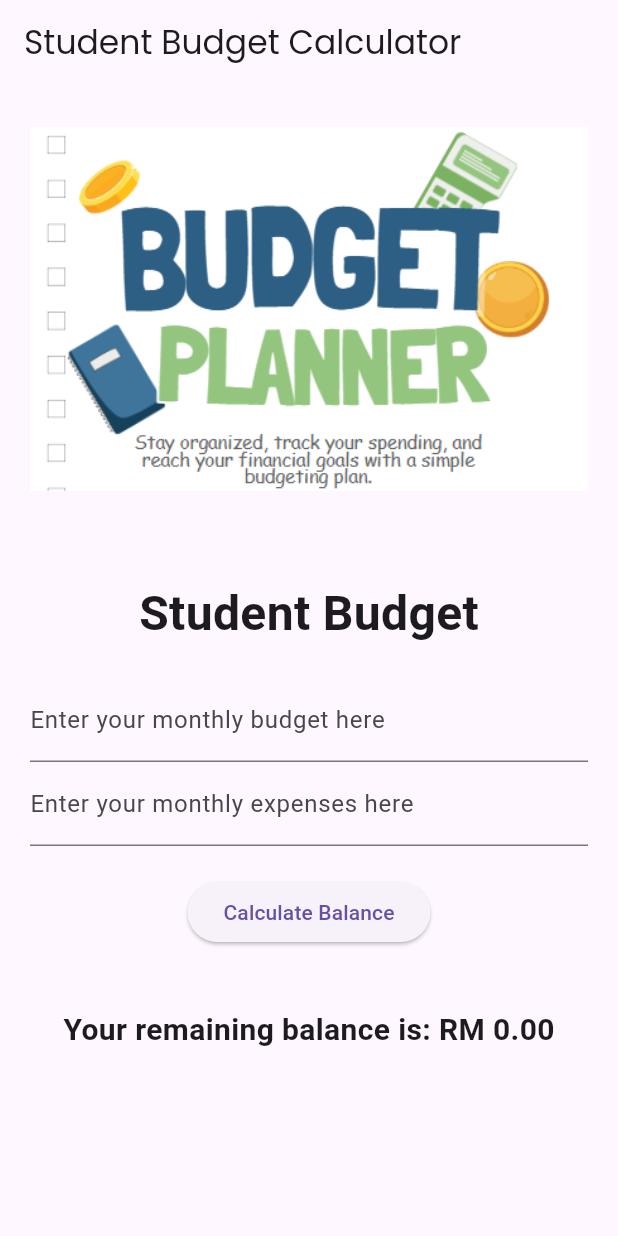
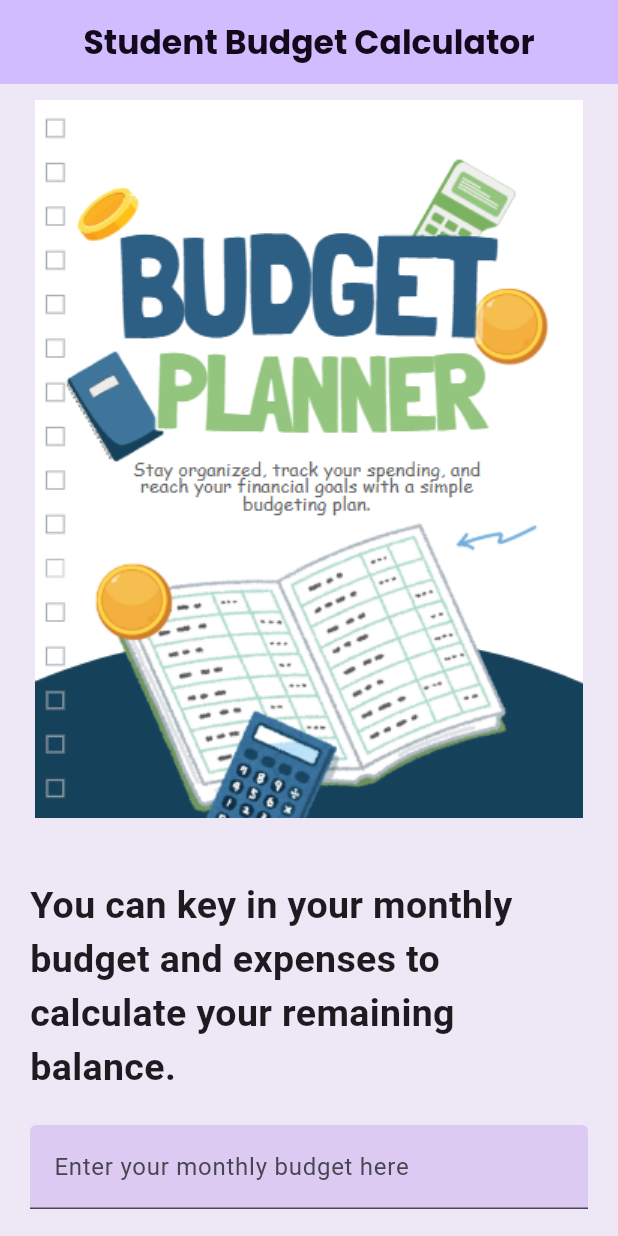
Before and after one commit to harine424/stud_budget_calc, a Flutter app: the screen it shows after launch, on a phone screen of 412 x 824 dp. Run offline on Flutter 3.47's test engine with Material 3 defaults, Android fonts, the phone set to English and light mode, and no system bars; our stand-ins replace audioplayers, google_fonts; Roboto replaces fonts that are missing (Acme).

Commit message:
User interface updated

```diff
--- a/lib/main.dart
+++ b/lib/main.dart
@@ -35,7 +35,6 @@ class _BudgetPageState extends State<BudgetPage> {
       _balance = budget - expenses;
     });
     if (_balance < 10) {
-      const SizedBox(height: 40);
       _warningMessage =
           "Your balance is low! Consider reviewing your expenses.";
       AudioPlayer().play(AssetSource('audios/alarm_beep.wav'));
@@ -47,8 +46,17 @@ class _BudgetPageState extends State<BudgetPage> {
   @override
   Widget build(BuildContext context) {
     return Scaffold(
+      backgroundColor: Colors.deepPurple[50],
       appBar: AppBar(
-        title: Text('Student Budget Calculator', style: GoogleFonts.poppins()),
+        backgroundColor: Theme.of(context).colorScheme.inversePrimary,
+        title: Text(
+          'Student Budget Calculator',
+          style: GoogleFonts.poppins(
+            color: const Color.fromARGB(255, 18, 10, 26),
+            fontWeight: FontWeight.bold,
+          ),
+        ),
+        centerTitle: true,
       ),
       body: SingleChildScrollView(
         child: Padding(
@@ -56,12 +64,12 @@ class _BudgetPageState extends State<BudgetPage> {
           child: Column(
             mainAxisAlignment: MainAxisAlignment.center,
             children: [
-              Image.asset('assets/images/budgetcalc.png', height: 300),
+              Image.asset('assets/images/budgetcalc.png', height: 500),
               const SizedBox(height: 30),
               Text(
-                'Student Budget',
+                'You can key in your monthly budget and expenses to calculate your remaining balance.',
                 style: GoogleFonts.acme(
-                  fontSize: 32,
+                  fontSize: 25,
                   fontWeight: FontWeight.bold,
                 ),
               ),
@@ -71,13 +79,18 @@ class _BudgetPageState extends State<BudgetPage> {
                 controller: _budgetController,
                 decoration: const InputDecoration(
                   labelText: "Enter your monthly budget here",
+                  filled: true,
+                  fillColor: Color.fromARGB(255, 220, 202, 243),
                 ),
                 keyboardType: TextInputType.number,
               ),
+              const SizedBox(height: 20),
               TextField(
                 controller: _expenseController,
                 decoration: const InputDecoration(
                   labelText: "Enter your monthly expenses here",
+                  filled: true,
+                  fillColor: Color.fromARGB(255, 220, 202, 243),
                 ),
                 keyboardType: TextInputType.number,
               ),
@@ -85,10 +98,14 @@ class _BudgetPageState extends State<BudgetPage> {
               const SizedBox(height: 20),
               ElevatedButton(
                 onPressed: _calculateBalance,
+                style: ElevatedButton.styleFrom(
+                  backgroundColor: const Color.fromARGB(255, 3, 38, 66),
+                  foregroundColor: Colors.white,
+                ),
                 child: const Text("Calculate Balance"),
               ),
               if (_warningMessage.isNotEmpty) ...[
-                const SizedBox(height: 20),
+                const SizedBox(height: 40),
                 Text(
                   _warningMessage,
                   textAlign: TextAlign.center,
@@ -107,6 +124,7 @@ class _BudgetPageState extends State<BudgetPage> {
                   fontWeight: FontWeight.bold,
                 ),
               ),
+              const SizedBox(height: 40),
             ],
           ),
         ),
```
Also changed, not shown: assets/images/budgetcalc.png.
